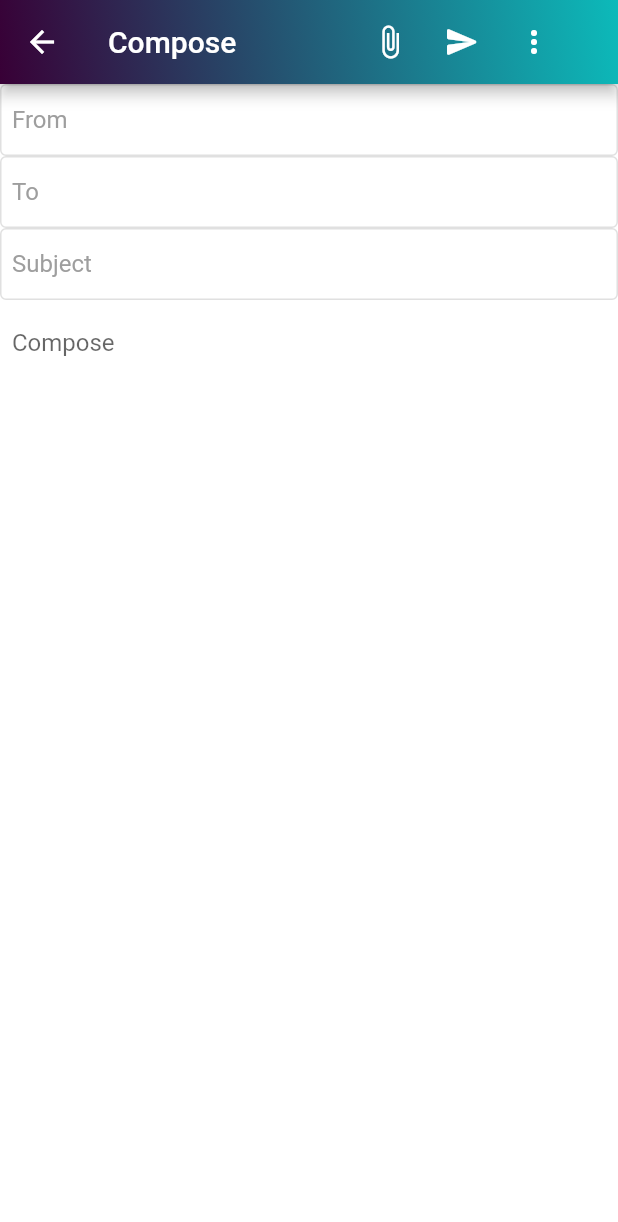
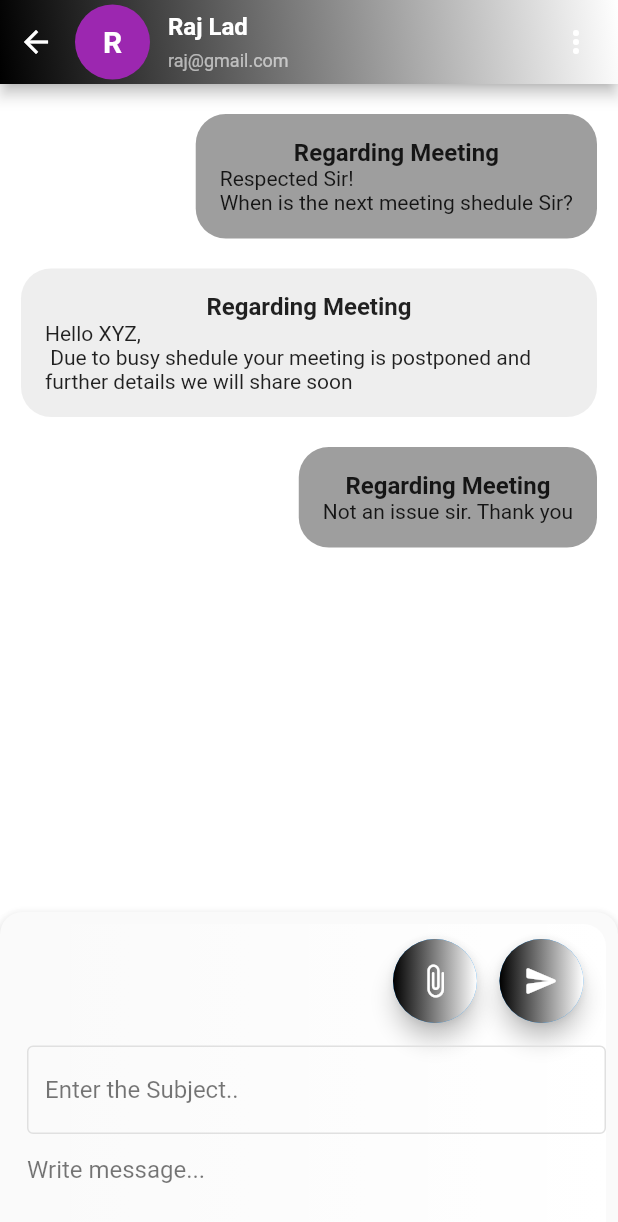
Before and after one commit to rajlad414/mail_plus, a Flutter app: the Compose screen opened directly, on a phone screen of 412 x 824 dp. Shown: the top 1222 px of the screen. Run offline on Flutter 3.47's test engine with Material 2 defaults, Android fonts, the phone set to English and light mode, and no system bars; our stand-ins replace auto_size_text, flutter_svg_provider, table_calendar.

Commit message:
third commird

```diff
--- a/lib/screens/compose.dart
+++ b/lib/screens/compose.dart
@@ -12,251 +12,224 @@ class Compose extends StatefulWidget {
 }
 
 class _ComposeState extends State<Compose> {
-  bool bccCc = false;
-  bool isChecked = false;
-  void bccCcVisible() {
-    setState(() {
-      bccCc = !bccCc;
-    });
-  }
-
-  void makeCheck() {
-    setState(() {
-      isChecked = !isChecked;
-    });
-  }
-
+  int _selectedIndex = 1;
+  List<Mails> mails = [
+    Mails(
+        messageContent: "Respected Sir!\nWhen is the next meeting shedule Sir?",
+        subject: "Regarding Meeting",
+        messageType: "sender"),
+    Mails(
+        messageContent:
+            "Hello XYZ,\n Due to busy shedule your meeting is postponed and further details we will share soon ",
+        subject: "Regarding Meeting",
+        messageType: "receiver"),
+    Mails(
+        messageContent: "Not an issue sir. Thank you",
+        subject: "Regarding Meeting",
+        messageType: "sender"),
+  ];
   @override
   Widget build(BuildContext context) {
     return Scaffold(
       appBar: AppBar(
-        flexibleSpace: GradientContainer(Container()),
-        automaticallyImplyLeading: true,
-        title: Container(
+        automaticallyImplyLeading: false,
+        flexibleSpace: GradientContainer(
+          SafeArea(
+            child: Container(
               padding: EdgeInsets.only(right: 16),
               child: Row(
-            crossAxisAlignment: CrossAxisAlignment.center,
-            mainAxisAlignment: MainAxisAlignment.spaceBetween,
-            children: [
-              Row(
-                mainAxisAlignment: MainAxisAlignment.spaceBetween,
                 children: <Widget>[
-                  Row(
-                    children: [
-                      Text(
-                        "Compose",
-                      ),
-                    ],
-                  )
-                ],
-              ),
-              Row(
-                children: [
                   IconButton(
+                    onPressed: () {
+                      Navigator.pop(context);
+                    },
                     icon: Icon(
-                      Icons.attach_file_outlined,
+                      Icons.arrow_back,
                       color: Colors.white,
                     ),
-                    onPressed: () {},
                   ),
-                  IconButton(
-                    icon: Icon(
-                      Icons.send_rounded,
+                  SizedBox(
+                    width: 2,
+                  ),
+                  Container(
+                    decoration: BoxDecoration(
+                        shape: BoxShape.circle, color: Colors.purple),
+                    height: 50,
+                    width: 50,
+                    child: Center(
+                      child: Text(
+                        'R'.toUpperCase(),
+                        style: TextStyle(
                             color: Colors.white,
+                            fontWeight: FontWeight.bold,
+                            fontSize: 20),
                       ),
-                    onPressed: () {},
                     ),
-                  PopupMenuButton(
-                    icon: Icon(
-                      Icons.more_vert,
+                  ),
+                  SizedBox(
+                    width: 12,
+                  ),
+                  Expanded(
+                    child: Column(
+                      crossAxisAlignment: CrossAxisAlignment.start,
+                      mainAxisAlignment: MainAxisAlignment.center,
+                      children: <Widget>[
+                        Text(
+                          "Raj Lad",
+                          style: TextStyle(
                               color: Colors.white,
+                              fontSize: 16,
+                              fontWeight: FontWeight.w600),
                         ),
-                    itemBuilder: (context) {
-                      return [
-                        PopupMenuItem(
-                          value: 'Add Bcc/Cc',
-                          child: bccCc
-                              ? Text('Remove Bcc/Cc')
-                              : Text('Add Bcc/Cc'),
+                        SizedBox(
+                          height: 6,
                         ),
-                        PopupMenuItem(
-                          value: 'Insert Templates',
-                          child: Text('Insert Templates'),
-                        ),
-                        PopupMenuItem(
-                          value: 'Priority',
-                          child: Row(
-                            mainAxisAlignment: MainAxisAlignment.spaceBetween,
-                            children: [
-                              Text("Priority"),
-                              Icon(
-                                Icons.arrow_forward_ios_rounded,
-                                size: 14,
+                        Text(
+                          "raj@gmail.com",
+                          style: TextStyle(color: Colors.white60, fontSize: 12),
                         ),
                       ],
                     ),
                   ),
-                        PopupMenuItem(
-                          value: 'Ask Receipt',
-                          child: GestureDetector(
-                            onTap: makeCheck,
-                            child: Row(
-                              mainAxisAlignment: MainAxisAlignment.spaceBetween,
-                              children: [
-                                Text('Ask Receipt'),
-                                Checkbox(
-                                  checkColor: Colors.white,
-                                  fillColor:
-                                      MaterialStateProperty.all(Colors.blue),
-                                  value: isChecked,
-                                  onChanged: (bool? value) {
-                                    setState(() {
-                                      isChecked = value!;
-                                    });
-                                  },
-                                )
+                  Icon(
+                    Icons.more_vert,
+                    color: Colors.white,
+                  ),
                 ],
               ),
             ),
           ),
-                      ];
-                    },
-                    onSelected: (String value) {
-                      if (value == "Add Bcc/Cc") bccCcVisible();
-                      if (value == "Insert Templates") {
-                        Navigator.push(context, MaterialPageRoute(builder: (_) {
-                          return Inbox();
-                        }));
-                      }
-                      if (value == "Ask Receipt") {
-                        setState(() {
-                          isChecked = !isChecked;
-                        });
-                      }
-                      if (value == "Priority") {
-                        List<String> pri = ["High", "Medium", "Low"];
-                        showDialog<String>(
-                            context: context,
-                            barrierDismissible: true,
-                            builder: (BuildContext context) {
-                              return SimpleDialog(
-                                title: const Text('Select Priority'),
-                                children: <Widget>[
-                                  SimpleDialogOption(
-                                    onPressed: () {},
-                                    child: const Text('High'),
         ),
-                                  SimpleDialogOption(
-                                    onPressed: () {},
-                                    child: const Text('Medium'),
       ),
-                                  SimpleDialogOption(
-                                    onPressed: () {},
-                                    child: const Text('Low'),
+      backgroundColor: Colors.white,
+      body: Stack(
+        children: [
+          ListView.builder(
+            itemCount: mails.length,
+            shrinkWrap: true,
+            padding: EdgeInsets.only(top: 10, bottom: 10),
+            physics: NeverScrollableScrollPhysics(),
+            itemBuilder: (context, index) {
+              return Container(
+                padding:
+                    EdgeInsets.only(left: 14, right: 14, top: 10, bottom: 10),
+                child: Align(
+                  alignment: (mails[index].messageType == "receiver"
+                      ? Alignment.topLeft
+                      : Alignment.topRight),
+                  child: Container(
+                    decoration: BoxDecoration(
+                      borderRadius: BorderRadius.circular(20),
+                      color: (mails[index].messageType == "receiver"
+                          ? Colors.grey.shade200
+                          : Colors.grey),
                     ),
-                                ],
-                              );
-                            });
-                      }
-                    },
+                    padding: EdgeInsets.all(16),
+                    child: Column(
+                      children: [
+                        Text(
+                          mails[index].subject,
+                          style: TextStyle(
+                              fontSize: 16, fontWeight: FontWeight.bold),
                         ),
-                ],
-              )
+                        Text(
+                          mails[index].messageContent,
+                          style: TextStyle(fontSize: 14),
+                        ),
                       ],
                     ),
                   ),
                 ),
-      backgroundColor: Colors.white,
-      body: SingleChildScrollView(
+              );
+            },
+          ),
+          Align(
+            alignment: Alignment.bottomCenter,
+            child: Material(
+              elevation: 5,
+              shadowColor: Colors.black,
+              borderRadius: BorderRadius.only(
+                  topLeft: Radius.circular(15), topRight: Radius.circular(15)),
+              child: Padding(
+                padding: const EdgeInsets.all(8.0),
+                child: Container(
+                  padding: EdgeInsets.only(left: 10, bottom: 10, top: 10),
+                  height: 200,
+                  width: double.infinity,
+                  decoration: BoxDecoration(
+                      borderRadius: BorderRadius.only(
+                          topLeft: Radius.circular(15),
+                          topRight: Radius.circular(15)),
+                      gradient: LinearGradient(
+                        colors: [
+                          const Color(0xFFFFFF),
+                          const Color(0xFFFFFFFF),
+                        ],
+                      )),
+                  child: Column(
+                    children: [
+                      Row(
+                        mainAxisAlignment: MainAxisAlignment.end,
+                        children: <Widget>[
+                          CustomFloatingActionButton(Icons.attach_file_rounded),
+                          SizedBox(
+                            width: 15,
+                          ),
+                          CustomFloatingActionButton(Icons.send_rounded),
+                          SizedBox(
+                            width: 15,
+                          ),
+                        ],
+                      ),
+                      SizedBox(
+                        height: 15,
+                      ),
+                      Expanded(
                         child: Column(
                           children: [
                             TextField(
+                              textCapitalization: TextCapitalization.words,
                               decoration: InputDecoration(
-              labelText: "From",
-              labelStyle: TextStyle(color: Colors.grey),
-              filled: true,
-              fillColor: Colors.white,
-              contentPadding: EdgeInsets.all(8),
+                                  hintText: "Enter the Subject..",
+                                  hintStyle: TextStyle(color: Colors.black54),
                                   enabledBorder: OutlineInputBorder(
-                  borderSide: BorderSide(color: Colors.grey.shade300)),
+                                      borderSide: BorderSide(
+                                          color: Colors.grey.shade300)),
+                                  focusColor: Colors.grey,
+                                  hoverColor: Colors.grey,
+                                  border: OutlineInputBorder()),
+                            ),
+                            TextField(
+                              textAlign: TextAlign.justify,
+                              maxLines: null,
+                              keyboardType: TextInputType.multiline,
+                              textInputAction: TextInputAction.newline,
+                              decoration: InputDecoration(
+                                  hintText: "Write message...",
+                                  hintStyle: TextStyle(color: Colors.black54),
+                                  border: InputBorder.none),
+                            ),
+                          ],
                         ),
                       ),
-          TextField(
-            decoration: InputDecoration(
-              labelText: "To",
-              labelStyle: TextStyle(color: Colors.grey),
-              filled: true,
-              fillColor: Colors.white,
-              contentPadding: EdgeInsets.all(8),
-              enabledBorder: OutlineInputBorder(
-                  borderSide: BorderSide(color: Colors.grey.shade300)),
-            ),
-          ),
-          Visibility(
-            maintainAnimation: true,
-            maintainState: true,
-            visible: bccCc,
-            child: TextField(
-              decoration: InputDecoration(
-                labelText: "Cc",
-                labelStyle: TextStyle(color: Colors.grey),
-                filled: true,
-                fillColor: Colors.white,
-                contentPadding: EdgeInsets.all(8),
-                enabledBorder: OutlineInputBorder(
-                    borderSide: BorderSide(color: Colors.grey.shade300)),
+                    ],
                   ),
                 ),
               ),
-          Visibility(
-            maintainAnimation: true,
-            maintainState: true,
-            visible: bccCc,
-            child: TextField(
-              decoration: InputDecoration(
-                labelStyle: TextStyle(color: Colors.grey),
-                labelText: "Bcc",
-                filled: true,
-                fillColor: Colors.white,
-                contentPadding: EdgeInsets.all(8),
-                enabledBorder: OutlineInputBorder(
-                    borderSide: BorderSide(color: Colors.grey.shade300)),
-              ),
-            ),
-          ),
-          TextField(
-            decoration: InputDecoration(
-              labelText: "Subject",
-              labelStyle: TextStyle(color: Colors.grey),
-              filled: true,
-              fillColor: Colors.white,
-              contentPadding: EdgeInsets.all(8),
-              enabledBorder: OutlineInputBorder(
-                  borderSide: BorderSide(color: Colors.grey.shade300)),
-            ),
-          ),
-          SizedBox(
-            height: 5,
-          ),
-          TextField(
-            textAlign: TextAlign.justify,
-            scrollPadding: EdgeInsets.all(8),
-            selectionHeightStyle: BoxHeightStyle.includeLineSpacingBottom,
-            maxLines: null,
-            keyboardType: TextInputType.multiline,
-            decoration: InputDecoration(
-              labelText: "Compose",
-              filled: true,
-              fillColor: Colors.white,
-              contentPadding: EdgeInsets.all(8),
-              enabledBorder: OutlineInputBorder(
-                  borderSide: BorderSide(color: Colors.white)),
-              focusedBorder: OutlineInputBorder(
-                  borderSide: BorderSide(color: Colors.white)),
             ),
           ),
         ],
-      )),
+      ),
     );
   }
 }
+
+class Mails {
+  String messageContent;
+  String messageType;
+  String subject;
+  Mails(
+      {required this.messageContent,
+      required this.subject,
+      required this.messageType});
+}
--- a/lib/screens/draft.dart
+++ b/lib/screens/draft.dart
@@ -33,7 +33,7 @@ class _DraftState extends State<Draft> {
           body: Column(
             children: [CustomAppBar("Draft", false), EmptyPage()],
           ),
-          floatingActionButton: CustomFloatingActionButton());
+          floatingActionButton: CustomFloatingActionButton(Icons.edit_rounded));
     else
       return Scaffold(
           drawer: CustomDrawer(),
@@ -60,7 +60,7 @@ class _DraftState extends State<Draft> {
               ),
             ],
           ),
-          floatingActionButton: CustomFloatingActionButton());
+          floatingActionButton: CustomFloatingActionButton(Icons.edit_rounded));
   }
 }
 
--- a/lib/screens/flagged.dart
+++ b/lib/screens/flagged.dart
@@ -30,7 +30,7 @@ class _FlaggedState extends State<Flagged> {
               EmptyPage(),
             ],
           ),
-          floatingActionButton: CustomFloatingActionButton());
+          floatingActionButton: CustomFloatingActionButton(Icons.edit_rounded));
     else
       return Scaffold(
           drawer: CustomDrawer(),
@@ -57,7 +57,7 @@ class _FlaggedState extends State<Flagged> {
               ),
             ],
           ),
-          floatingActionButton: CustomFloatingActionButton());
+          floatingActionButton: CustomFloatingActionButton(Icons.edit_rounded));
   }
 }
 
--- a/lib/screens/inbox.dart
+++ b/lib/screens/inbox.dart
@@ -95,7 +95,7 @@ class InboxState extends State<Inbox> {
               ),
             ],
           ),
-          floatingActionButton: CustomFloatingActionButton());
+          floatingActionButton: CustomFloatingActionButton(Icons.edit_rounded));
   }
 }
 
--- a/lib/screens/newsletter.dart
+++ b/lib/screens/newsletter.dart
@@ -30,7 +30,7 @@ class _NewsLetterState extends State<NewsLetter> {
               EmptyPage(),
             ],
           ),
-          floatingActionButton: CustomFloatingActionButton());
+          floatingActionButton: CustomFloatingActionButton(Icons.edit_rounded));
     else
       return Scaffold(
           drawer: CustomDrawer(),
@@ -57,7 +57,7 @@ class _NewsLetterState extends State<NewsLetter> {
               ),
             ],
           ),
-          floatingActionButton: CustomFloatingActionButton());
+          floatingActionButton: CustomFloatingActionButton(Icons.edit_rounded));
   }
 }
 
--- a/lib/screens/notification.dart
+++ b/lib/screens/notification.dart
@@ -30,7 +30,7 @@ class _NotificationsState extends State<Notifications> {
               EmptyPage(),
             ],
           ),
-          floatingActionButton: CustomFloatingActionButton());
+          floatingActionButton: CustomFloatingActionButton(Icons.edit_rounded));
     else
       return Scaffold(
           drawer: CustomDrawer(),
@@ -57,7 +57,7 @@ class _NotificationsState extends State<Notifications> {
               ),
             ],
           ),
-          floatingActionButton: CustomFloatingActionButton());
+          floatingActionButton: CustomFloatingActionButton(Icons.edit_rounded));
   }
 }
 
--- a/lib/screens/offline_emails.dart
+++ b/lib/screens/offline_emails.dart
@@ -30,7 +30,7 @@ class _OfflineMailsState extends State<OfflineMails> {
               EmptyPage(),
             ],
           ),
-          floatingActionButton: CustomFloatingActionButton());
+          floatingActionButton: CustomFloatingActionButton(Icons.edit_rounded));
     else
       return Scaffold(
           drawer: CustomDrawer(),
@@ -57,7 +57,7 @@ class _OfflineMailsState extends State<OfflineMails> {
               ),
             ],
           ),
-          floatingActionButton: CustomFloatingActionButton());
+          floatingActionButton: CustomFloatingActionButton(Icons.edit_rounded));
   }
 }
 
--- a/lib/screens/sent.dart
+++ b/lib/screens/sent.dart
@@ -30,7 +30,7 @@ class _SentState extends State<Sent> {
               EmptyPage(),
             ],
           ),
-          floatingActionButton: CustomFloatingActionButton());
+          floatingActionButton: CustomFloatingActionButton(Icons.edit_rounded));
     else
       return Scaffold(
           drawer: CustomDrawer(),
@@ -57,7 +57,7 @@ class _SentState extends State<Sent> {
               ),
             ],
           ),
-          floatingActionButton: CustomFloatingActionButton());
+          floatingActionButton: CustomFloatingActionButton(Icons.edit_rounded));
   }
 }
 
--- a/lib/screens/spam.dart
+++ b/lib/screens/spam.dart
@@ -30,7 +30,7 @@ class _SpamState extends State<Spam> {
               EmptyPage(),
             ],
           ),
-          floatingActionButton: CustomFloatingActionButton());
+          floatingActionButton: CustomFloatingActionButton(Icons.edit_rounded));
     else
       return Scaffold(
           drawer: CustomDrawer(),
@@ -57,7 +57,7 @@ class _SpamState extends State<Spam> {
               ),
             ],
           ),
-          floatingActionButton: CustomFloatingActionButton());
+          floatingActionButton: CustomFloatingActionButton(Icons.edit_rounded));
   }
 }
 
--- a/lib/screens/templates.dart
+++ b/lib/screens/templates.dart
@@ -31,7 +31,7 @@ class _TemplatesState extends State<Templates> {
               EmptyPage(),
             ],
           ),
-          floatingActionButton: CustomFloatingActionButton());
+          floatingActionButton: CustomFloatingActionButton(Icons.edit_rounded));
     else
       return Scaffold(
           drawer: CustomDrawer(),
@@ -58,7 +58,7 @@ class _TemplatesState extends State<Templates> {
               ),
             ],
           ),
-          floatingActionButton: CustomFloatingActionButton());
+          floatingActionButton: CustomFloatingActionButton(Icons.edit_rounded));
   }
 }
 
--- a/lib/screens/trash.dart
+++ b/lib/screens/trash.dart
@@ -30,7 +30,7 @@ class _TrashState extends State<Trash> {
               EmptyPage(),
             ],
           ),
-          floatingActionButton: CustomFloatingActionButton());
+          floatingActionButton: CustomFloatingActionButton(Icons.edit_rounded));
     else
       return Scaffold(
           drawer: CustomDrawer(),
@@ -57,7 +57,7 @@ class _TrashState extends State<Trash> {
               ),
             ],
           ),
-          floatingActionButton: CustomFloatingActionButton());
+          floatingActionButton: CustomFloatingActionButton(Icons.edit_rounded));
   }
 }
 
--- a/lib/screens/unread.dart
+++ b/lib/screens/unread.dart
@@ -30,7 +30,7 @@ class _UnreadState extends State<Unread> {
               EmptyPage(),
             ],
           ),
-          floatingActionButton: CustomFloatingActionButton());
+          floatingActionButton: CustomFloatingActionButton(Icons.edit_rounded));
     else
       return Scaffold(
           drawer: CustomDrawer(),
@@ -57,7 +57,7 @@ class _UnreadState extends State<Unread> {
               ),
             ],
           ),
-          floatingActionButton: CustomFloatingActionButton());
+          floatingActionButton: CustomFloatingActionButton(Icons.edit_rounded));
   }
 }
 
--- a/lib/widgets/custom_appbar.dart
+++ b/lib/widgets/custom_appbar.dart
@@ -25,8 +25,8 @@ class _CustomAppBarState extends State<CustomAppBar> {
                 const Color(0xFF380036),
                 const Color(0xFF0cbaba),
               ],
-              begin: const FractionalOffset(0.0, 1.0),
-              end: const FractionalOffset(1.0, 0.0),
+              begin: const FractionalOffset(0.0, 0.0),
+              end: const FractionalOffset(0.0, 1.0),
               stops: [0.0, 1.0],
               tileMode: TileMode.clamp),
           color: Colors.blue,
--- a/lib/widgets/custom_floatingActionButton.dart
+++ b/lib/widgets/custom_floatingActionButton.dart
@@ -2,7 +2,8 @@ import 'package:flutter/material.dart';
 import 'package:mail_plus/screens/compose.dart';
 
 class CustomFloatingActionButton extends StatelessWidget {
-  const CustomFloatingActionButton() : super();
+  IconData icon_name;
+  CustomFloatingActionButton(this.icon_name);
 
   @override
   Widget build(BuildContext context) {
@@ -19,12 +20,12 @@ class CustomFloatingActionButton extends StatelessWidget {
             shape: BoxShape.circle,
             gradient: LinearGradient(
               colors: [
-                const Color(0xFF380036),
-                const Color(0xFF0cbaba),
+                const Color(0xFF000000),
+                const Color(0xFFFFFFFF),
               ],
             )),
         child: Icon(
-          Icons.edit_rounded,
+          icon_name,
           color: Colors.white,
         ),
       ),
--- a/lib/widgets/gradient_container.dart
+++ b/lib/widgets/gradient_container.dart
@@ -16,8 +16,8 @@ class _GradientContainerState extends State<GradientContainer> {
       decoration: BoxDecoration(
           gradient: LinearGradient(
               colors: [
-                const Color(0xFF380036),
-                const Color(0xFF0cbaba),
+                const Color(0xFF000000),
+                const Color(0xFFFFFFFF),
               ],
               begin: const FractionalOffset(0.0, 1.0),
               end: const FractionalOffset(1.0, 0.0),
```
Lines whose indentation alone changed are shown as unchanged.
